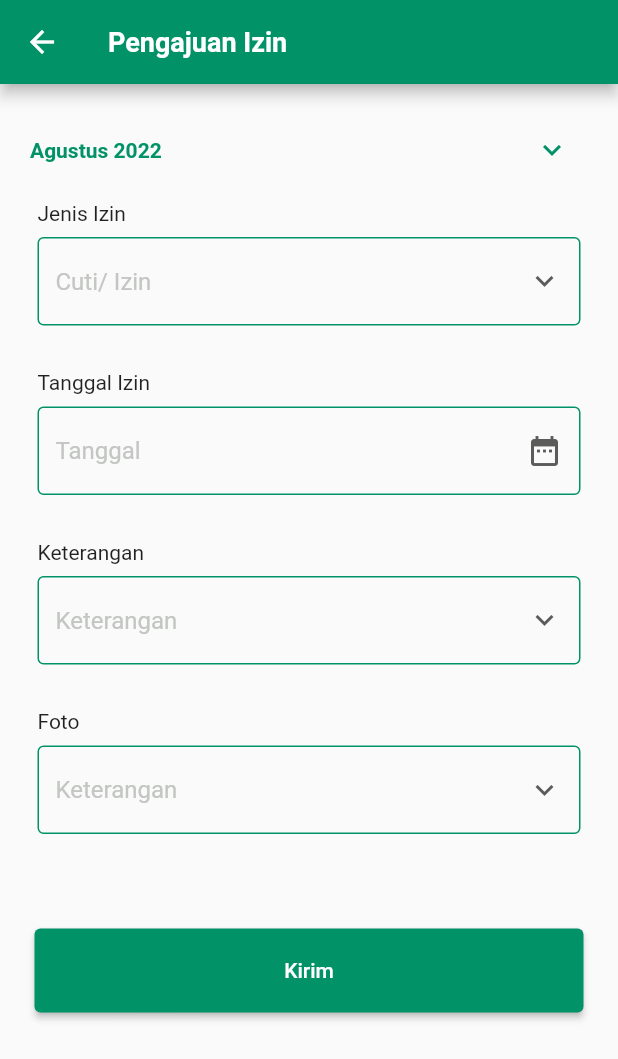
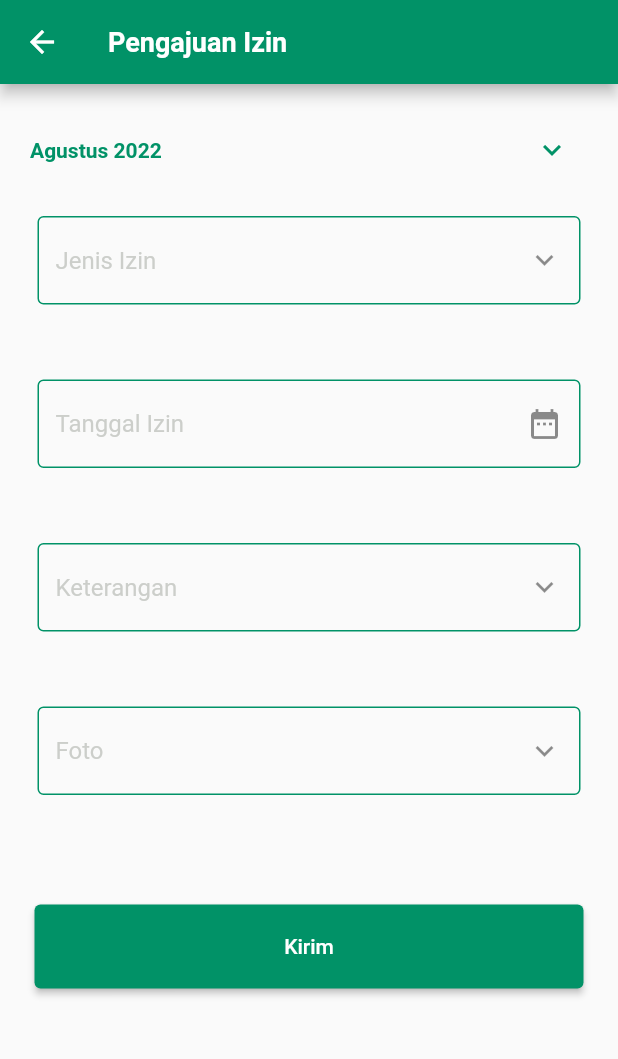
Before and after one commit to harma80/absensi, a Flutter app: the TambhIzin screen opened directly, on a phone screen of 412 x 824 dp. Shown: the top 1059 px of the screen. Run offline on Flutter 3.47's test engine with Material 2 defaults, Android fonts, the phone set to English and light mode, and no system bars.

Commit message:
form text widget

```diff
--- a/lib/main.dart
+++ b/lib/main.dart
@@ -23,7 +23,7 @@ class MyApp extends StatelessWidget {
   @override
   Widget build(BuildContext context) {
     return MaterialApp(
-      home: CheckPage(),
+      home: MyPages(),
       debugShowCheckedModeBanner: false,
     );
   }
--- a/lib/presentation/pages/Tmbh_Izin.dart
+++ b/lib/presentation/pages/Tmbh_Izin.dart
@@ -1,6 +1,6 @@
 import 'package:flutter/material.dart';
+import 'package:flutter_application_1/presentation/widgets/formcuxtom.dart';
 import '../resources/warna.dart';
-import '../widgets/FTextfield.dart';
 
 class TambhIzin extends StatefulWidget {
   const TambhIzin({Key? key}) : super(key: key);
@@ -28,9 +28,7 @@ class _TambhIzinState extends State<TambhIzin> {
         title: Text(
           "Pengajuan Izin",
           style: TextStyle(
-              fontSize: 18,
-              color: Warna.putih,
-              fontWeight: FontWeight.w700),
+              fontSize: 18, color: Warna.putih, fontWeight: FontWeight.w700),
         ),
       ),
       body: Container(
@@ -61,34 +59,30 @@ class _TambhIzinState extends State<TambhIzin> {
               padding: EdgeInsets.symmetric(horizontal: 5, vertical: 10),
               child: Column(
                 children: [
-                  FTextfield(
-                    icon: Icons.keyboard_arrow_down,
+                  FormCustom(
+                    suffixicon: Icon(Icons.keyboard_arrow_down),
                     text: 'Jenis Izin',
-                    placeholder: "Cuti/ Izin",
                   ),
                   SizedBox(
                     height: 30,
                   ),
-                  FTextfield(
-                    icon: Icons.date_range,
+                  FormCustom(
+                    suffixicon: Icon(Icons.date_range),
                     text: 'Tanggal Izin',
-                    placeholder: "Tanggal",
                   ),
                   SizedBox(
                     height: 30,
                   ),
-                  FTextfield(
-                    icon: Icons.keyboard_arrow_down,
+                  FormCustom(
+                    suffixicon: Icon(Icons.keyboard_arrow_down),
                     text: 'Keterangan',
-                    placeholder: "Keterangan",
                   ),
                   SizedBox(
                     height: 30,
                   ),
-                  FTextfield(
-                    icon: Icons.keyboard_arrow_down,
+                  FormCustom(
+                    suffixicon: Icon(Icons.keyboard_arrow_down),
                     text: 'Foto',
-                    placeholder: "Keterangan",
                   ),
                 ],
               ),
--- a/lib/presentation/pages/data_presensi.dart
+++ b/lib/presentation/pages/data_presensi.dart
@@ -1,7 +1,7 @@
 import 'package:flutter/material.dart';
 import '../resources/gambar.dart';
 import '../resources/warna.dart';
-import '../widgets/formtext.dart';
+import '../widgets/ItemPresensi.dart';
 
 class DataPresensi extends StatelessWidget {
   const DataPresensi({Key? key}) : super(key: key);
--- a/lib/presentation/pages/my_page.dart
+++ b/lib/presentation/pages/my_page.dart
@@ -1,8 +1,8 @@
 import 'package:flutter/material.dart';
+import 'package:flutter_application_1/presentation/pages/Tmbh_Izin.dart';
 import 'data_presensi.dart';
 import 'login.dart';
 import 'regis.dart';
-import '../resources/warna.dart';
 import '../resources/warna.dart';
 
 class MyPages extends StatefulWidget {
@@ -15,7 +15,7 @@ class MyPages extends StatefulWidget {
 class MyPagesState extends State<MyPages> {
   int _selectedIndex = 0;
   final List<Widget> _widgetOptions = <Widget>[
-    DataPresensi(),
+    TambhIzin(),
     Login(),
     Regis(),
     Center(
--- a/lib/presentation/pages/tmbh_Kasbon.dart
+++ b/lib/presentation/pages/tmbh_Kasbon.dart
@@ -1,6 +1,6 @@
 import 'package:flutter/material.dart';
+import 'package:flutter_application_1/presentation/widgets/formcuxtom.dart';
 import '../resources/warna.dart';
-import '../widgets/FTextfield.dart';
 
 class TambhKasbon extends StatefulWidget {
   const TambhKasbon({Key? key}) : super(key: key);
@@ -26,35 +26,28 @@ class _TambhKasbonState extends State<TambhKasbon> {
         title: Text(
           "Pengajuan Kasbon",
           style: TextStyle(
-              fontSize: 18,
-              color: Warna.putih,
-              fontWeight: FontWeight.w700),
+              fontSize: 18, color: Warna.putih, fontWeight: FontWeight.w700),
         ),
       ),
       body: Container(
         padding: EdgeInsets.symmetric(horizontal: 5, vertical: 10),
         child: Column(
           children: [
-            FTextfield(
-              icon: Icons.keyboard_arrow_down,
-              text: 'Jenis Izin',
-              placeholder: "Cuti/ Izin",
+            FormCustom(
+              text: 'Jumlah',
             ),
             SizedBox(
               height: 30,
             ),
-            FTextfield(
-              icon: Icons.date_range,
+            FormCustom(
+              suffixicon: Icon(Icons.date_range),
               text: 'Tanggal Izin',
-              placeholder: "Tanggal",
             ),
             SizedBox(
               height: 30,
             ),
-            FTextfield(
-              icon: Icons.keyboard_arrow_down,
+            FormCustom(
               text: 'Keterangan',
-              placeholder: "Keterangan",
             ),
             SizedBox(
               height: 30,
--- a/lib/presentation/widgets/FTextfield.dart
+++ /dev/null
@@ -1,55 +0,0 @@
-import 'package:flutter/material.dart';
-import '../resources/warna.dart';
-
-class FTextfield extends StatelessWidget {
-  final String text;
-  final IconData icon;
-  final String placeholder;
-
-  const FTextfield({
-    required this.text,
-    required this.icon,
-    required this.placeholder,
-    Key? key,
-  }) : super(key: key);
-
-  @override
-  Widget build(BuildContext context) {
-    return Column(
-      children: [
-        Container(
-          width: double.infinity,
-          child: Text(
-            text,
-            textAlign: TextAlign.left,
-          ),
-        ),
-        SizedBox(
-          height: 8,
-        ),
-        TextField(
-            decoration: InputDecoration(
-                suffixIcon: IconButton(
-                  onPressed: () {},
-                  icon: Icon(icon, color: Warna.abuTr),
-                ),
-                focusedBorder: OutlineInputBorder(
-                  borderSide: BorderSide(
-                    color: Warna.hijau2,
-                    width: 1.0,
-                  ),
-                ),
-                enabledBorder: OutlineInputBorder(
-                  borderSide: BorderSide(
-                    color: Warna.hijau2,
-                    width: 1.0,
-                  ),
-                ),
-                hintText: placeholder,
-                hintStyle: TextStyle(
-                  color: Warna.abuabu,
-                ))),
-      ],
-    );
-  }
-}
--- a/lib/presentation/widgets/formcuxtom.dart
+++ b/lib/presentation/widgets/formcuxtom.dart
@@ -3,8 +3,9 @@ import '../resources/warna.dart';
 
 class FormCustom extends StatelessWidget {
   final String text;
-  final Icon? icon;
-  const FormCustom({Key? key, required this.text, this.icon}) : super(key: key);
+  final Icon? prefixicon;
+  final Icon? suffixicon;
+  const FormCustom({Key? key, required this.text, this.prefixicon,this.suffixicon}) : super(key: key);
 
   @override
   Widget build(BuildContext context) {
@@ -12,7 +13,8 @@ class FormCustom extends StatelessWidget {
         margin: EdgeInsets.symmetric(vertical: 10),
         child: TextField(
           decoration: InputDecoration(
-              prefixIcon: null ?? this.icon,
+              prefixIcon: null ?? this.prefixicon,
+              suffixIcon: null ?? this.suffixicon,
               focusedBorder: OutlineInputBorder(
                 borderSide: BorderSide(
                   color: Warna.hijau2,
```
Also changed, not shown: lib/presentation/pages/login.dart (+3 -38 lines), lib/presentation/widgets/ItemPresensi.dart (renamed from lib/presentation/widgets/formtext.dart).
